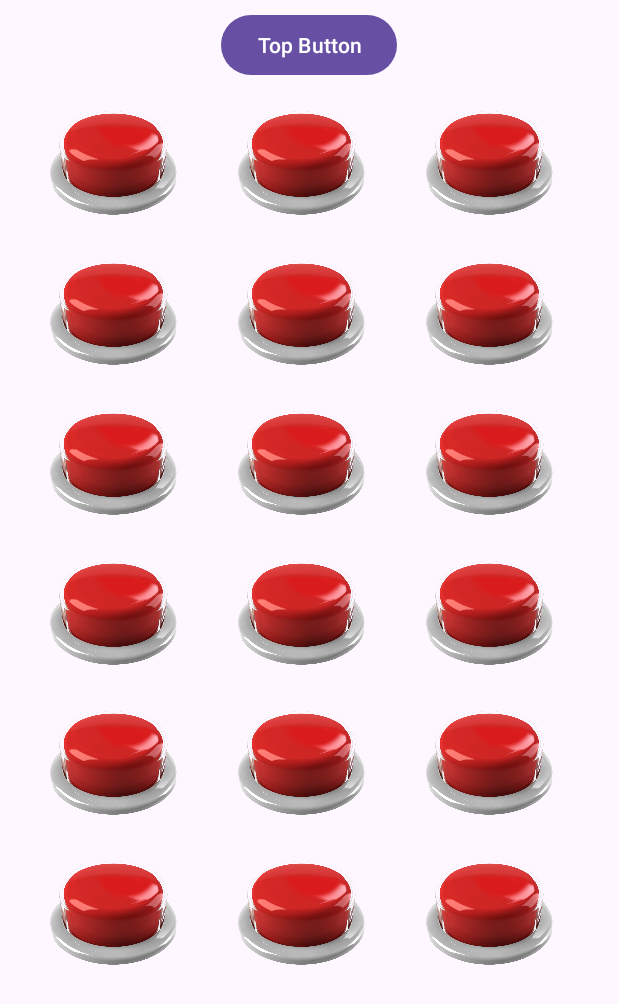
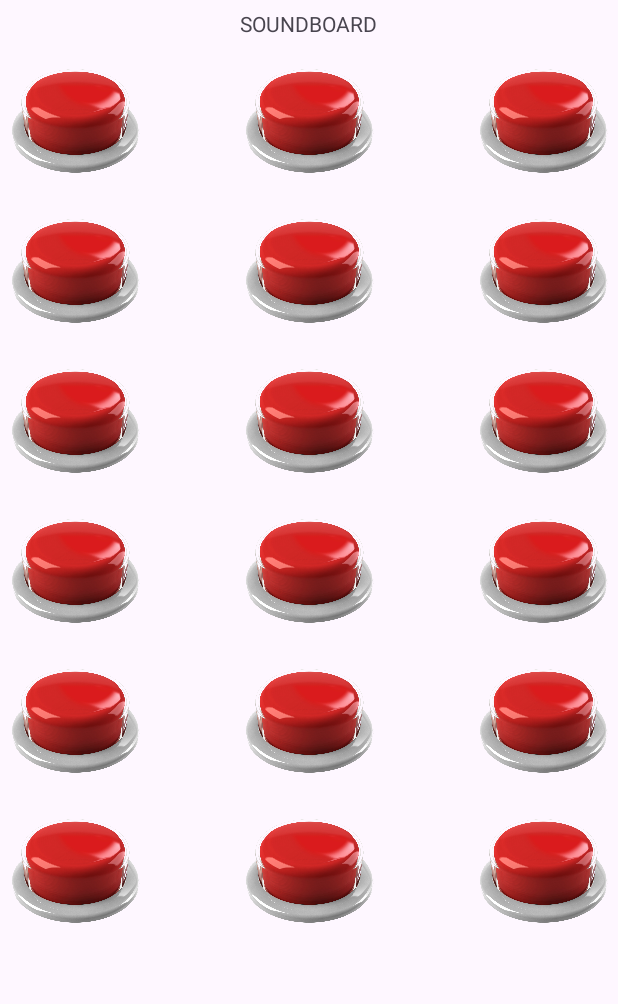
Before and after one commit to JustDhevs/Soundboard-App, an Android app: the screen it shows after launch (MainActivity), on a phone screen of 412 x 824 dp. Shown: the top 1004 px of the screen. Run offline under Robolectric (Android 15) with nearby library versions, the phone set to English and light mode, and no system bars.

Commit message:
minor fix

```diff
--- a/app/src/main/AndroidManifest.xml
+++ b/app/src/main/AndroidManifest.xml
@@ -3,9 +3,9 @@
 
     <application
         android:allowBackup="true"
-        android:icon="@drawable/neko"
-        android:label="GengshinIngpact"
-        android:roundIcon="@drawable/gengshin"
+        android:icon="@drawable/red"
+        android:label="Dhev's Soundboard"
+        android:roundIcon="@drawable/red"
         android:supportsRtl="true">
 
         <!-- MainActivity as Launcher Activity -->
--- a/app/src/main/res/layout/activity_main.xml
+++ b/app/src/main/res/layout/activity_main.xml
@@ -18,11 +18,10 @@
         android:layout_marginTop="6dp"
         android:gravity="center_horizontal">
 
-
-        <Button
+        <TextView
+            android:text="SOUNDBOARD"
             android:layout_width="wrap_content"
-            android:layout_height="wrap_content"
-            android:text="Top Button" />
+            android:layout_height="20sp" />
     </LinearLayout>
 
     <!-- ScrollView containing the rest of the layout -->
@@ -31,20 +30,17 @@
         android:layout_height="match_parent"
         android:layout_below="@id/Linear1"
         android:layout_marginTop="6dp">
-        <HorizontalScrollView
-            android:layout_width="match_parent"
-            android:layout_height="wrap_content">
         <RelativeLayout
             android:layout_width="match_parent"
             android:layout_height="wrap_content">
 
             <!-- First Vertical Linear Layout -->
             <LinearLayout
-                android:layout_marginLeft="25sp"
                 android:id="@+id/Linear2"
                 android:layout_width="wrap_content"
                 android:layout_height="wrap_content"
-                android:orientation="vertical">
+                android:orientation="vertical"
+                android:layout_alignParentStart="true">
 
                 <ImageView
                     android:id="@+id/Button1"
@@ -81,8 +77,6 @@
                     android:layout_width="100sp"
                     android:layout_height="100sp"
                     android:src="@drawable/red" />
-
-
             </LinearLayout>
 
             <!-- Second Vertical Linear Layout -->
@@ -90,9 +84,8 @@
                 android:id="@+id/Linear3"
                 android:layout_width="wrap_content"
                 android:layout_height="wrap_content"
-                android:layout_toRightOf="@id/Linear2"
-                android:orientation="vertical"
-                android:layout_marginLeft="25sp">
+                android:layout_centerInParent="true"
+                android:orientation="vertical">
 
                 <ImageView
                     android:id="@+id/Button7"
@@ -131,54 +124,51 @@
                     android:src="@drawable/red" />
             </LinearLayout>
 
+            <!-- Third Vertical Linear Layout -->
             <LinearLayout
-                android:layout_marginLeft="25sp"
-                android:orientation="vertical"
-                android:layout_below="@id/Linear1"
-                android:layout_toRightOf="@id/Linear3"
                 android:id="@+id/Linear4"
                 android:layout_width="wrap_content"
                 android:layout_height="match_parent"
-                tools:ignore="NotSibling">
+                android:layout_alignParentEnd="true"
+                android:layout_marginStart="25sp"
+                android:orientation="vertical">
+
                 <ImageView
+                    android:id="@+id/Button13"
                     android:layout_width="100sp"
                     android:layout_height="100sp"
-                    android:id="@+id/Button13"
-                    android:src="@drawable/red"/>
+                    android:src="@drawable/red" />
 
                 <ImageView
-                    android:src="@drawable/red"
                     android:id="@+id/Button14"
                     android:layout_width="100sp"
                     android:layout_height="100sp"
-                    android:text="Button1" />
+                    android:src="@drawable/red" />
+
                 <ImageView
-                    android:src="@drawable/red"
                     android:id="@+id/Button15"
                     android:layout_width="100sp"
                     android:layout_height="100sp"
-                    android:text="Button1" />
+                    android:src="@drawable/red" />
+
                 <ImageView
-                    android:src="@drawable/red"
                     android:id="@+id/Button16"
                     android:layout_width="100sp"
                     android:layout_height="100sp"
-                    android:text="Button1" />
+                    android:src="@drawable/red" />
+
                 <ImageView
-                    android:src="@drawable/red"
                     android:id="@+id/Button17"
                     android:layout_width="100sp"
                     android:layout_height="100sp"
-                    android:text="Button1" />
+                    android:src="@drawable/red" />
+
                 <ImageView
-                    android:src="@drawable/red"
                     android:id="@+id/Button18"
                     android:layout_width="100sp"
                     android:layout_height="100sp"
-                    android:text="Button1" />
-
+                    android:src="@drawable/red" />
             </LinearLayout>
         </RelativeLayout>
-        </HorizontalScrollView>
     </ScrollView>
 </RelativeLayout>
```
